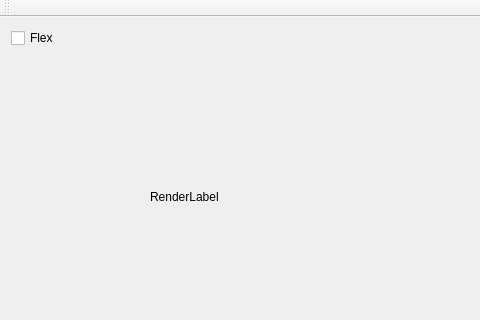
Above: QtMain/RenderrerMainWindow.ui from damibran/simple_qt_renderrer before the change; both pictures show x 0 to 480 and y 0 to 320 of the 936 by 618 pixel window. Below: the same form after it.
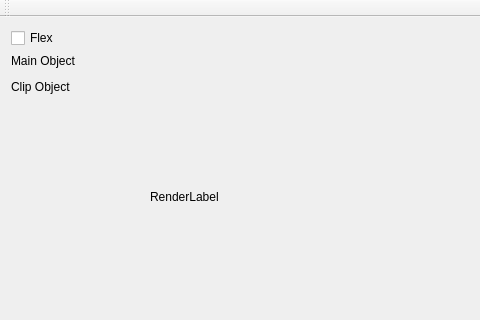
That is the form after the change. Custom widgets are drawn as their Qt base class.

Diff of the .ui file:
```diff
--- a/QtMain/RenderrerMainWindow.ui
+++ b/QtMain/RenderrerMainWindow.ui
@@ -50,9 +50,23 @@
        </property>
       </widget>
      </item>
+     <item>
+      <widget class="QLabel" name="label">
+       <property name="text">
+        <string>Main Object</string>
+       </property>
+      </widget>
+     </item>
      <item>
       <widget class="QTransformEditor" name="MainTransformEditor" native="true"/>
      </item>
+     <item>
+      <widget class="QLabel" name="label_2">
+       <property name="text">
+        <string>Clip Object</string>
+       </property>
+      </widget>
+     </item>
      <item>
       <widget class="QTransformEditor" name="ClipTransformEditor" native="true"/>
      </item>
```
